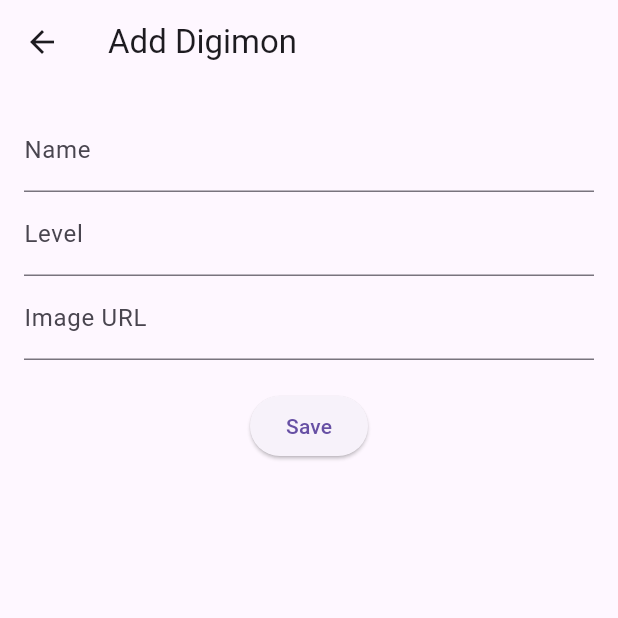
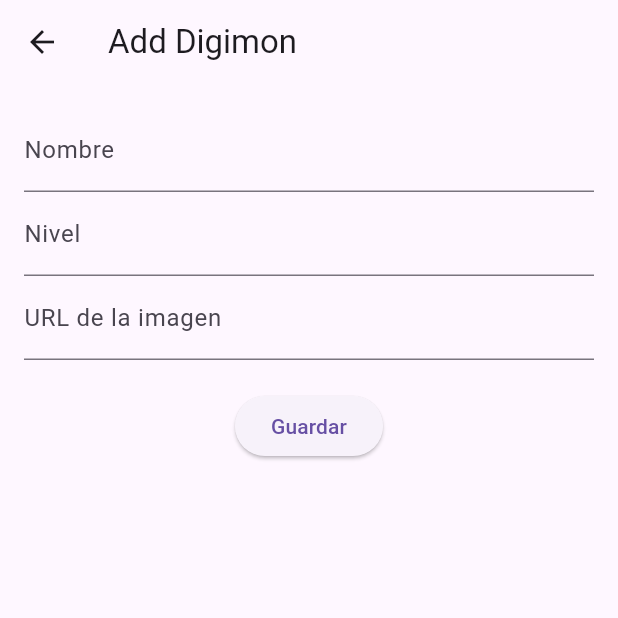
Before and after one commit to cabazurto1/Tarea1P2_CRUD_API, a Flutter app: the AddDigimonScreen screen opened directly, on a phone screen of 412 x 824 dp, the top half of it. Run offline on Flutter 3.47's test engine with Material 3 defaults, Android fonts, the phone set to English and light mode, and no system bars; network calls fail.

Commit message:
tarea1P2 v2

```diff
--- a/lib/model/digimon_model.dart
+++ b/lib/model/digimon_model.dart
@@ -1,25 +1,19 @@
 class Digimon {
-  final int id;
   final String name;
+  final String img;
   final String level;
-  final String attribute;
-  final String imageUrl;
 
   Digimon({
-    required this.id,
     required this.name,
+    required this.img,
     required this.level,
-    required this.attribute,
-    required this.imageUrl,
   });
 
   factory Digimon.fromJson(Map<String, dynamic> json) {
     return Digimon(
-      id: json['id'] != null ? json['id'] : 0,  // Maneja 'id' null
-      name: json['name'] ?? 'Unknown',  // Usar 'Unknown' si 'name' es null
+      name: json['name'] ?? 'Unknown',
+      img: json['img'] ?? '',
       level: json['level'] ?? 'Unknown',
-      attribute: json['attribute'] ?? 'Unknown',
-      imageUrl: json['images'] != null ? json['images']['icon'] : '',  // Verificar 'images'
     );
   }
 }
--- a/lib/view/AddDigimonScreen.dart
+++ /dev/null
@@ -1,76 +0,0 @@
-import 'package:flutter/material.dart';
-import 'package:provider/provider.dart';
-import '../controller/digimon_controller.dart';
-import '../model/digimon_model.dart';
-
-class AddDigimonScreen extends StatelessWidget {
-  final _formKey = GlobalKey<FormState>();
-  final TextEditingController _nameController = TextEditingController();
-  final TextEditingController _levelController = TextEditingController();
-  final TextEditingController _imageUrlController = TextEditingController();
-
-  void _saveDigimon(BuildContext context) {
-    if (_formKey.currentState?.validate() ?? false) {
-      final newDigimon = Digimon(
-        name: _nameController.text,
-        level: _levelController.text,
-        imageUrl: _imageUrlController.text,
-      );
-
-      Provider.of<DigimonController>(context, listen: false).addDigimon(newDigimon);
-      Navigator.pop(context);
-    }
-  }
-
-  @override
-  Widget build(BuildContext context) {
-    return Scaffold(
-      appBar: AppBar(title: Text('Add Digimon')),
-      body: Padding(
-        padding: const EdgeInsets.all(16.0),
-        child: Form(
-          key: _formKey,
-          child: Column(
-            children: [
-              TextFormField(
-                controller: _nameController,
-                decoration: InputDecoration(labelText: 'Name'),
-                validator: (value) {
-                  if (value == null || value.isEmpty) {
-                    return 'Please enter a name';
-                  }
-                  return null;
-                },
-              ),
-              TextFormField(
-                controller: _levelController,
-                decoration: InputDecoration(labelText: 'Level'),
-                validator: (value) {
-                  if (value == null || value.isEmpty) {
-                    return 'Please enter a level';
-                  }
-                  return null;
-                },
-              ),
-              TextFormField(
-                controller: _imageUrlController,
-                decoration: InputDecoration(labelText: 'Image URL'),
-                validator: (value) {
-                  if (value == null || value.isEmpty) {
-                    return 'Please enter an image URL';
-                  }
-                  return null;
-                },
-              ),
-              SizedBox(height: 20),
-              ElevatedButton(
-                onPressed: () => _saveDigimon(context),
-                child: Text('Save'),
-              ),
-            ],
-          ),
-        ),
-      ),
-    );
-  }
-}
--- /dev/null
+++ b/lib/view/add_digimon_screen.dart
@@ -0,0 +1,86 @@
+// view/add_digimon_screen.dart
+import 'package:flutter/material.dart';
+import 'package:provider/provider.dart';
+import '../controller/digimon_controller.dart';
+import '../model/digimon_model.dart';
+
+class AddDigimonScreen extends StatefulWidget {
+  @override
+  _AddDigimonScreenState createState() => _AddDigimonScreenState();
+}
+
+class _AddDigimonScreenState extends State<AddDigimonScreen> {
+  final _formKey = GlobalKey<FormState>();
+  final _nameController = TextEditingController();
+  final _levelController = TextEditingController();
+  final _imgController = TextEditingController();
+
+  @override
+  void dispose() {
+    _nameController.dispose();
+    _levelController.dispose();
+    _imgController.dispose();
+    super.dispose();
+  }
+
+  void _saveDigimon() {
+    if (_formKey.currentState!.validate()) {
+      final digimon = Digimon(
+        name: _nameController.text.trim(),
+        img: _imgController.text.trim(),
+        level: _levelController.text.trim(),
+      );
+
+      Provider.of<DigimonController>(context, listen: false).addDigimon(digimon);
+      Navigator.pop(context); // Regresar a la lista
+    }
+  }
+
+  @override
+  Widget build(BuildContext context) {
+    return Scaffold(
+      appBar: AppBar(
+        title: Text('Add Digimon'),
+      ),
+      body: Padding(
+        padding: const EdgeInsets.all(16.0),
+        child: Form(
+          key:_formKey,
+          child: Column(
+            children: [
+              TextFormField(
+                controller: _nameController,
+                decoration: InputDecoration(labelText: 'Nombre'),
+                validator: (value) {
+                  if (value == null || value.isEmpty) {
+                    return 'Ingresa un nombre';
+                  }
+                  return null;
+                },
+              ),
+              TextFormField(
+                controller: _levelController,
+                decoration: InputDecoration(labelText: 'Nivel'),
+                validator: (value) {
+                  if (value == null || value.isEmpty) {
+                    return 'Ingresa un nivel';
+                  }
+                  return null;
+                },
+              ),
+              TextFormField(
+                controller: _imgController,
+                decoration: InputDecoration(labelText: 'URL de la imagen'),
+              ),
+              SizedBox(height: 20),
+              ElevatedButton(
+                onPressed: _saveDigimon,
+                child: Text('Guardar'),
+              )
+            ],
+          ),
+        ),
+      ),
+    );
+  }
+}
```
Also changed, not shown: lib/controller/digimon_controller.dart (+19 -5 lines), lib/main.dart (+11 -10 lines), lib/services/digimon_api_service.dart (+14 -32 lines), lib/view/digimon_detail_screen.dart (+61 -0 lines), lib/view/digimon_list_screen.dart (+30 -38 lines), lib/view/edit_digimon_screen.dart (added, +98 -0 lines), lib/widgets/digimon_card.dart (+20 -3 lines), 1 other file.
